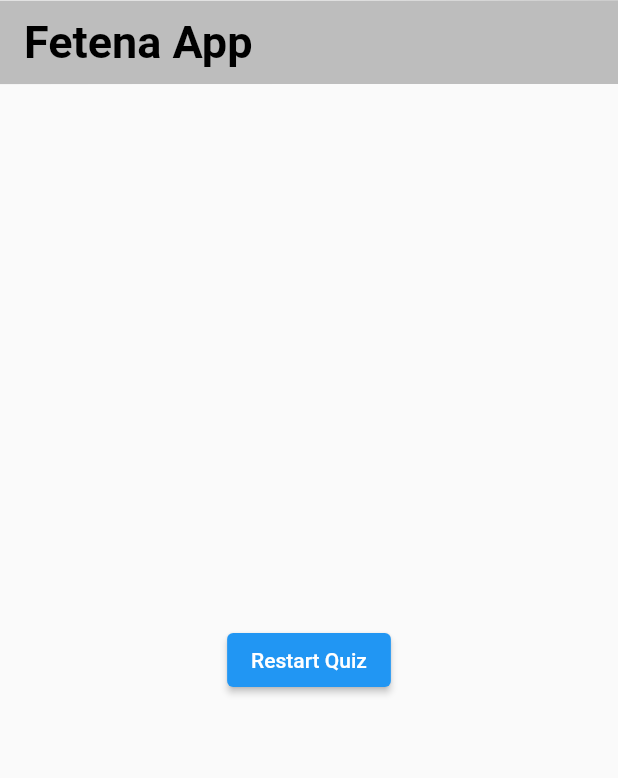
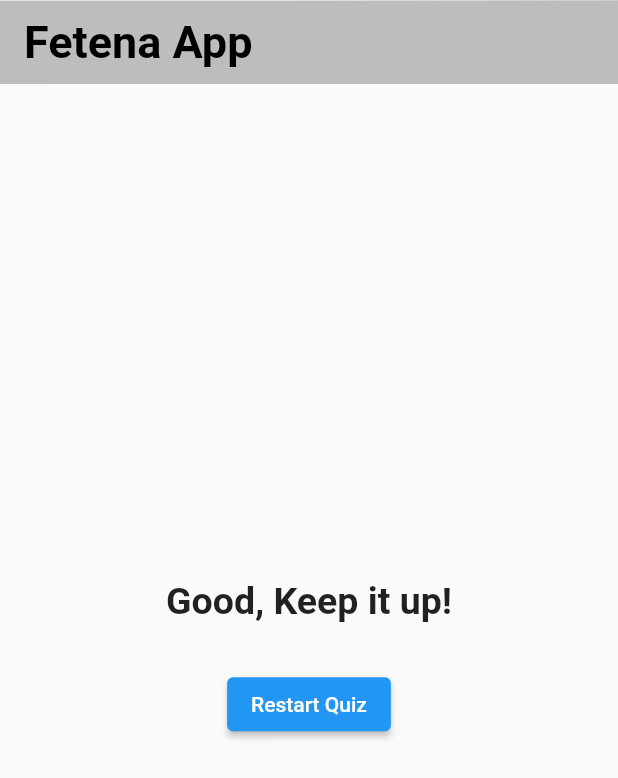
Before and after one commit to ramonyohannes/fetena_app, a Flutter app: the screen it shows after launch, after a tap on "Doro", after a tap on "Water", after a tap on "Amigo", on a phone screen of 412 x 824 dp. Shown: the top 778 px of the screen. Run offline on Flutter 3.47's test engine with Material 2 defaults, Android fonts, the phone set to English and light mode, and no system bars.

Commit message:
feat: Finished all app functionality

```diff
--- a/lib/screens/home_page.dart
+++ b/lib/screens/home_page.dart
@@ -12,32 +12,50 @@ class HomePage extends StatefulWidget {
 }
 
 class _HomePageState extends State<HomePage> {
+  int questionIndex = 0;
+  int totalScore = 0;
+
   final List questions = [
     {
       "question": "What is your favorite food?",
-      "answer": ["Doro", "Firfir", "Tbs", "Kitfo"]
+      "answer": [
+        {"text": "Doro", "score": 1},
+        {"text": "Firfir", "score": 2},
+        {"text": "Tbs", "score": 3},
+        {"text": "Kitfo", "score": 4}
+      ]
     },
     {
       "question": "What is your favorite drink?",
-      "answer": ["Ambo", "Water", "Beer", "Wine"]
+      "answer": [
+        {"text": "Ambo", "score": 1},
+        {"text": "Water", "score": 2},
+        {"text": "Beer", "score": 3},
+        {"text": "Wine", "score": 4}
+      ]
     },
     {
       "question": "Who is your favorite dog?",
-      "answer": ["Mika", "Poni", "Amigo", "Lucy"]
+      "answer": [
+        {"text": "Mika", "score": 1},
+        {"text": "Poni", "score": 1},
+        {"text": "Amigo", "score": 3},
+        {"text": "Lucy", "score": 4}
+      ]
     },
   ];
 
-  int questionIndex = 0;
-
-  void changeQuestionIndex() {
+  void changeQuestionIndex(int score) {
     setState(() {
       questionIndex = questionIndex + 1;
+      totalScore = totalScore + score;
     });
   }
 
-  void restartQuestion() {
+  void restartQuiz() {
     setState(() {
       questionIndex = 0;
+      totalScore = 0;
     });
   }
 
@@ -57,7 +75,7 @@ class _HomePageState extends State<HomePage> {
         ),
       ),
       body: questionIndex >= questions.length
-          ? Restart(restartQuestion)
+          ? Restart(restartQuiz, totalScore)
           : Center(
               child: Column(
                 children: [
--- a/lib/widgets/answer.dart
+++ b/lib/widgets/answer.dart
@@ -15,9 +15,9 @@ class Answer extends StatelessWidget {
           return SizedBox(
             width: double.infinity,
             child: ElevatedButton(
-              onPressed: () => changeQuestionIndex(),
+              onPressed: () => changeQuestionIndex(questionText["score"]),
               child: Text(
-                questionText,
+                questionText["text"],
                 style: const TextStyle(
                   fontWeight: FontWeight.bold,
                   fontSize: 15,
--- a/lib/widgets/restart.dart
+++ b/lib/widgets/restart.dart
@@ -2,14 +2,40 @@ import 'package:flutter/material.dart';
 
 class Restart extends StatelessWidget {
   final Function restartQuiz;
-  const Restart(this.restartQuiz, {super.key});
+  final int totalScore;
+  const Restart(this.restartQuiz, this.totalScore, {super.key});
+
+  String scoreText(int score) {
+    if (score <= 3 && score <= 6) {
+      return 'Excellent';
+    } else if (score >= 6 && score < 10) {
+      return 'Good, Keep it up!';
+    } else {
+      return 'Needs Improvement';
+    }
+  }
 
   @override
   Widget build(BuildContext context) {
     return Center(
-      child: ElevatedButton(
-        onPressed: () => restartQuiz(),
-        child: const Text("Restart Quiz"),
+      child: Column(
+        mainAxisAlignment: MainAxisAlignment.center,
+        children: [
+          Text(
+            scoreText(totalScore),
+            style: const TextStyle(
+              fontWeight: FontWeight.bold,
+              fontSize: 25,
+            ),
+          ),
+          const SizedBox(
+            height: 30,
+          ),
+          ElevatedButton(
+            onPressed: () => restartQuiz(),
+            child: const Text("Restart Quiz"),
+          ),
+        ],
       ),
     );
   }
```
